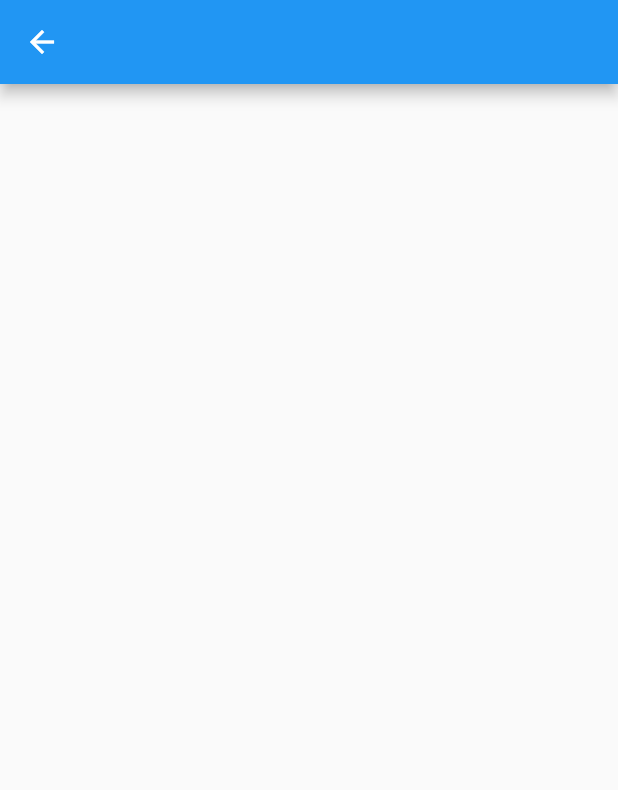
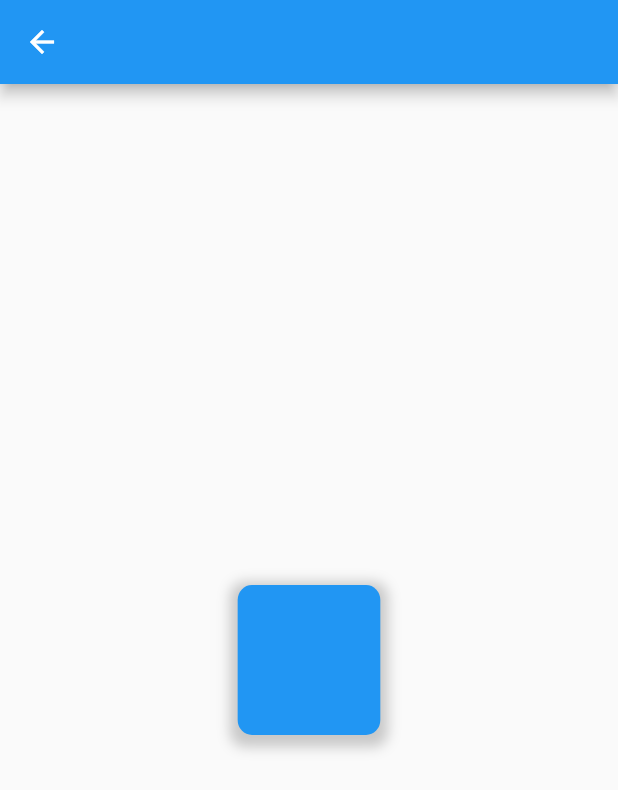
Before and after one commit to ndenisj/flutter-animations, a Flutter app: the AnimatedBuilderAndTransform screen opened directly, on a phone screen of 412 x 824 dp. Shown: the top 790 px of the screen. Run offline on Flutter 3.47's test engine with Material 2 defaults, Android fonts, the phone set to English and light mode, and no system bars.

Commit message:
AnimatedBuilder and Transform Example

```diff
--- a/lib/screens/animated_builder_transform.dart
+++ b/lib/screens/animated_builder_transform.dart
@@ -1,4 +1,5 @@
 import 'package:flutter/material.dart';
+import 'dart:math' show pi;
 
 class AnimatedBuilderAndTransform extends StatefulWidget {
   const AnimatedBuilderAndTransform({super.key});
@@ -9,11 +10,61 @@ class AnimatedBuilderAndTransform extends StatefulWidget {
 }
 
 class _AnimatedBuilderAndTransformState
-    extends State<AnimatedBuilderAndTransform> {
+    extends State<AnimatedBuilderAndTransform>
+    with SingleTickerProviderStateMixin {
+  late AnimationController _controller;
+  late Animation<double> _animation;
+
+  @override
+  void initState() {
+    super.initState();
+    _controller = AnimationController(
+      vsync: this,
+      duration: const Duration(seconds: 2),
+    );
+    _animation = Tween<double>(
+      begin: 0.0,
+      end: 2 * pi,
+    ).animate(_controller);
+    _controller.repeat();
+  }
+
+  @override
+  void dispose() {
+    _controller.dispose();
+    super.dispose();
+  }
+
   @override
   Widget build(BuildContext context) {
     return Scaffold(
       appBar: AppBar(),
+      body: Center(
+        child: AnimatedBuilder(
+            animation: _controller,
+            builder: (context, child) {
+              return Transform(
+                alignment: Alignment.center,
+                transform: Matrix4.identity()..rotateY(_animation.value),
+                child: Container(
+                  width: 100,
+                  height: 100,
+                  decoration: BoxDecoration(
+                    color: Colors.blue,
+                    borderRadius: BorderRadius.circular(10),
+                    boxShadow: [
+                      BoxShadow(
+                        color: Colors.black.withOpacity(0.2),
+                        spreadRadius: 5,
+                        blurRadius: 7,
+                        offset: const Offset(0, 3),
+                      )
+                    ],
+                  ),
+                ),
+              );
+            }),
+      ),
     );
   }
 }
```
